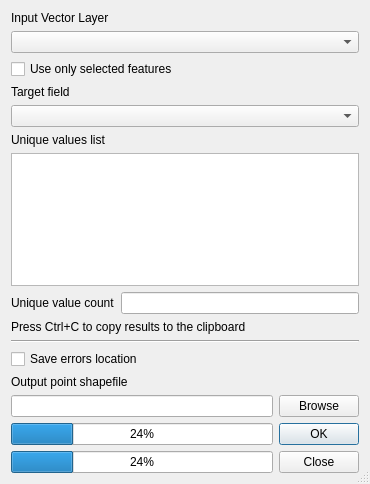
Above: python/plugins/fTools/tools/frmVisual.ui from qgis/QGIS before the change. Below: the same form after it.
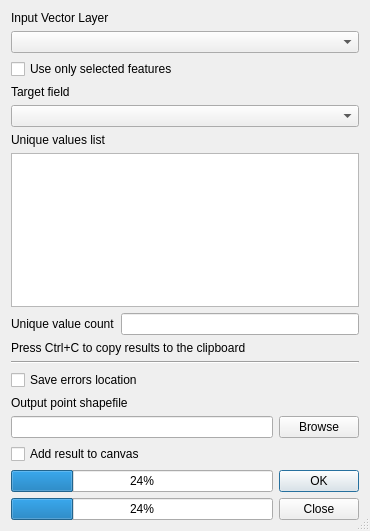
That is the form after the change.

The edit to the form file:
```diff
--- a/python/plugins/fTools/tools/frmVisual.ui
+++ b/python/plugins/fTools/tools/frmVisual.ui
@@ -10,7 +10,7 @@
     <x>0</x>
     <y>0</y>
     <width>370</width>
-    <height>484</height>
+    <height>531</height>
    </rect>
   </property>
   <property name="windowTitle">
@@ -165,6 +165,13 @@
     </layout>
    </item>
    <item row="10" column="0">
+    <widget class="QCheckBox" name="addToCanvasCheck">
+     <property name="text">
+      <string>Add result to canvas</string>
+     </property>
+    </widget>
+   </item>
+   <item row="11" column="0">
     <layout class="QHBoxLayout" name="horizontalLayout_2">
      <item>
       <layout class="QVBoxLayout" name="verticalLayout_2">
```
Left out of the diff: 64 changed lines with no effect on the pictures.
